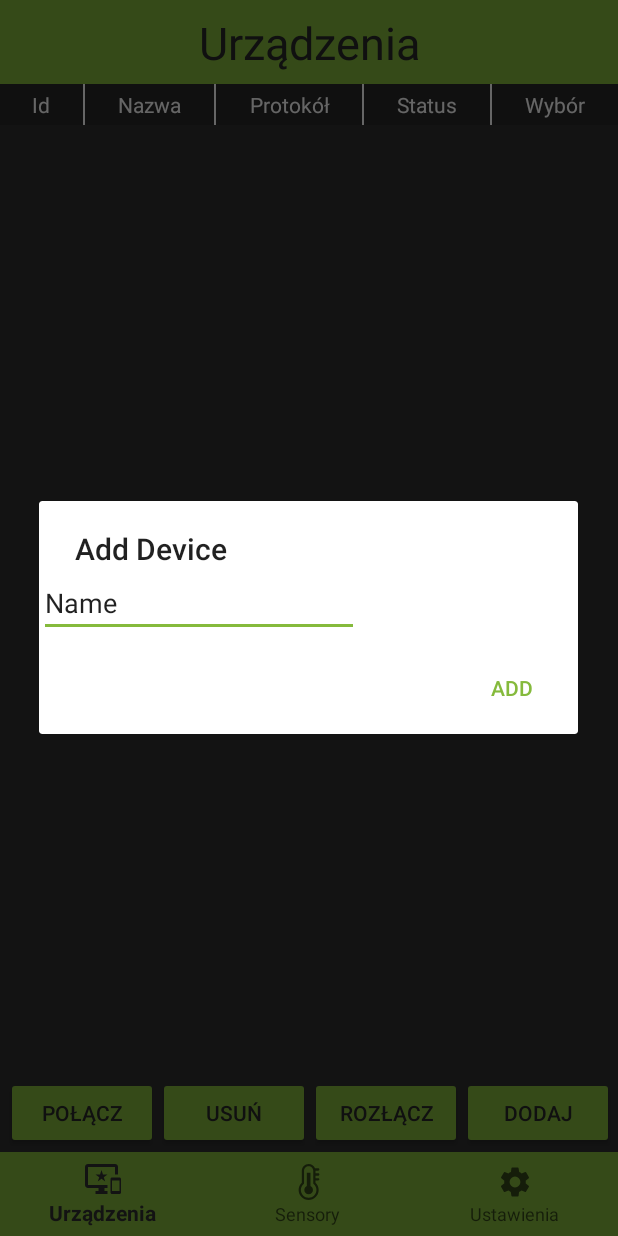
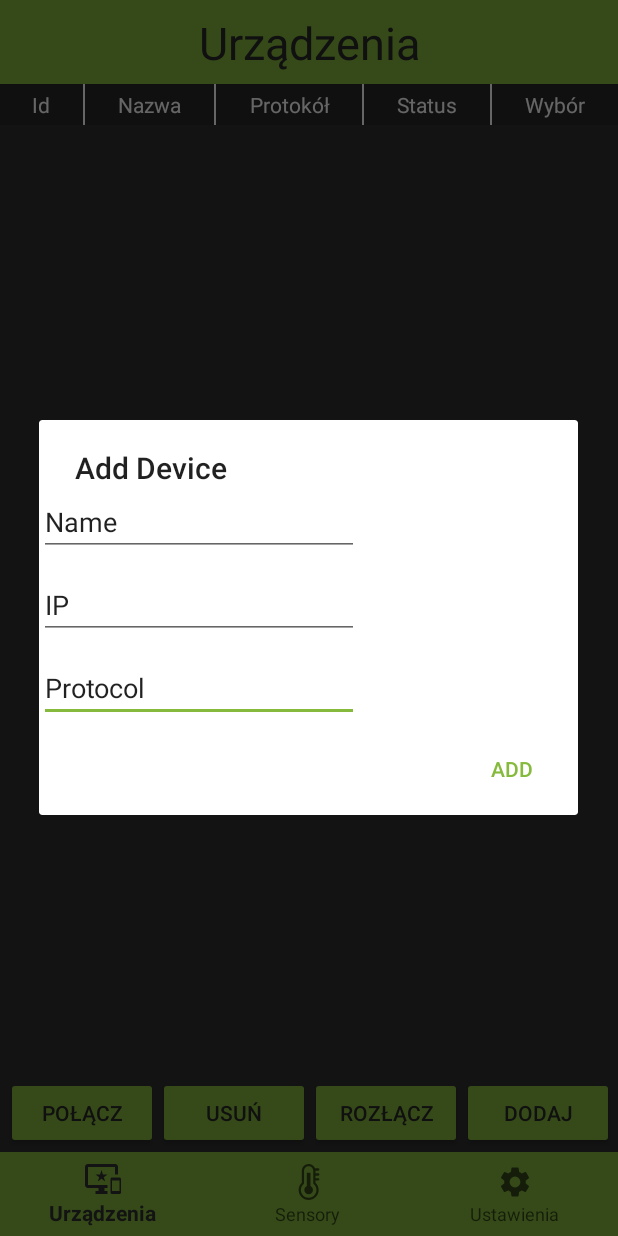
Before and after one commit to AdamStudies-PWR/ProjektZespolowyPWR, an Android app: the screen it shows after launch (MainActivity), after a tap on "DODAJ", on a phone screen of 412 x 824 dp. Run offline under Robolectric (Android 15) with nearby library versions, the phone set to English and light mode, and no system bars; our stand-ins replace navigation-ui; libraries missing offline, so code that uses them is left out: org.eclipse.paho; 1 statement that could not run was skipped.

Commit message:
Interfeace Android Fix

```diff
--- a/IoTManager/app/src/main/java/com/pz/iotmanager/Device.java
+++ b/IoTManager/app/src/main/java/com/pz/iotmanager/Device.java
@@ -15,6 +15,7 @@ public class Device {
     public List<Integer> address;
     public String name;
     public String protocol;
+    public int id = -1;
 
     public List<String> sensors;
     public List<String> sensor_signs;
--- a/IoTManager/app/src/main/java/com/pz/iotmanager/ui/devices/AddDeviceDialog.java
+++ b/IoTManager/app/src/main/java/com/pz/iotmanager/ui/devices/AddDeviceDialog.java
@@ -1,5 +1,6 @@
 package com.pz.iotmanager.ui.devices;
 
+import android.app.Activity;
 import android.app.AlertDialog;
 import android.app.Dialog;
 import android.content.DialogInterface;
@@ -10,24 +11,58 @@ import android.widget.EditText;
 
 import androidx.appcompat.app.AppCompatDialogFragment;
 
+
+import com.pz.iotmanager.Device;
+import com.pz.iotmanager.MainActivity;
 import com.pz.iotmanager.R;
+
+import java.util.ArrayList;
+import java.util.Arrays;
+import java.util.List;
 
 public class AddDeviceDialog extends AppCompatDialogFragment {
     EditText name;
+    EditText ip;
+    EditText protocol;
+
     @Override
     public Dialog onCreateDialog(Bundle savedInstanceState) {
         AlertDialog.Builder builder = new AlertDialog.Builder(getActivity());
         LayoutInflater inflater = getActivity().getLayoutInflater();
         View view = inflater.inflate(R.layout.add_device_dialog, null);
-        builder.setView(view)
-                .setTitle("Add Device").setPositiveButton("Add",
-                new DialogInterface.OnClickListener() {
+        builder.setView(view).setTitle("Add Device").setPositiveButton("Add", new DialogInterface.OnClickListener() {
                 @Override
-                public void onClick(DialogInterface dialogInterface, int i) {
+                public void onClick(DialogInterface dialogInterface, int i)
+                {
+                    MainActivity activity = ((MainActivity) getActivity());
+
+                    String full_ip = ip.getText().toString();
+
+                    full_ip = full_ip.trim();
+
+                    String[] ip_separated = full_ip.split("[.]");
+
+                    List<Integer> adres = new ArrayList<>();
+
+                    for(int j = 0;j<ip_separated.length;j++){
+                        adres.add(Integer.parseInt(ip_separated[j]));
+                    }
+
+                    Device device = new Device();
+                    device.name = name.getText().toString();
+                    device.protocol = protocol.getText().toString();
+                    device.address = adres;
+                    device.id = activity.devices.size();
+                    activity.devices.add(device);
+
+                    activity.display();
                 }
                 });
+
         name = view.findViewById(R.id.editText);
+        ip = view.findViewById(R.id.editText3);
+        protocol = view.findViewById(R.id.editText5);
+
         return builder.create();
-
     }
 }
--- a/IoTManager/app/src/main/java/com/pz/iotmanager/ui/devices/DeviceFragment.java
+++ b/IoTManager/app/src/main/java/com/pz/iotmanager/ui/devices/DeviceFragment.java
@@ -71,4 +71,12 @@ public class DeviceFragment extends Fragment
 
     }
 
+    @Override
+    public void onResume() {
+        super.onResume();
+        MainActivity activity = ((MainActivity) getActivity());
+
+        activity.display();
+    }
+
 }
--- a/IoTManager/app/src/main/res/layout/add_device_dialog.xml
+++ b/IoTManager/app/src/main/res/layout/add_device_dialog.xml
@@ -2,6 +2,27 @@
 <RelativeLayout xmlns:android="http://schemas.android.com/apk/res/android"
     android:layout_width="match_parent"
     android:layout_height="match_parent">
+
+    <EditText
+        android:id="@+id/editText5"
+        android:layout_width="wrap_content"
+        android:layout_height="wrap_content"
+        android:layout_below="@+id/editText"
+        android:layout_alignParentBottom="false"
+        android:layout_marginTop="65dp"
+        android:ems="10"
+        android:inputType="textPersonName"
+        android:text="Protocol" />
+
+    <EditText
+        android:id="@+id/editText3"
+        android:layout_width="wrap_content"
+        android:layout_height="wrap_content"
+        android:layout_below="@+id/editText"
+        android:layout_marginTop="10dp"
+        android:ems="10"
+        android:inputType="textPersonName"
+        android:text="IP" />
 
     <EditText
         android:id="@+id/editText"
@@ -10,4 +31,5 @@
         android:ems="10"
         android:inputType="textPersonName"
         android:text="Name" />
+
 </RelativeLayout>
--- a/IoTManager/app/src/main/res/layout/fragment_devices.xml
+++ b/IoTManager/app/src/main/res/layout/fragment_devices.xml
@@ -16,6 +16,7 @@
         app:layout_constraintTop_toTopOf="parent">
 
         <TableLayout
+            android:id="@+id/device_table"
             android:layout_width="match_parent"
             android:layout_height="wrap_content"
             android:background="#ffffff"
@@ -108,6 +109,7 @@
 
         <Button
             android:id="@+id/removeButton"
+            android:onClick="deleteDevice"
             android:layout_width="wrap_content"
             android:layout_height="wrap_content"
             android:layout_weight="1"
```
Also changed, not shown: IoTManager/app/src/main/java/com/pz/iotmanager/MainActivity.java (+109 -15 lines).
